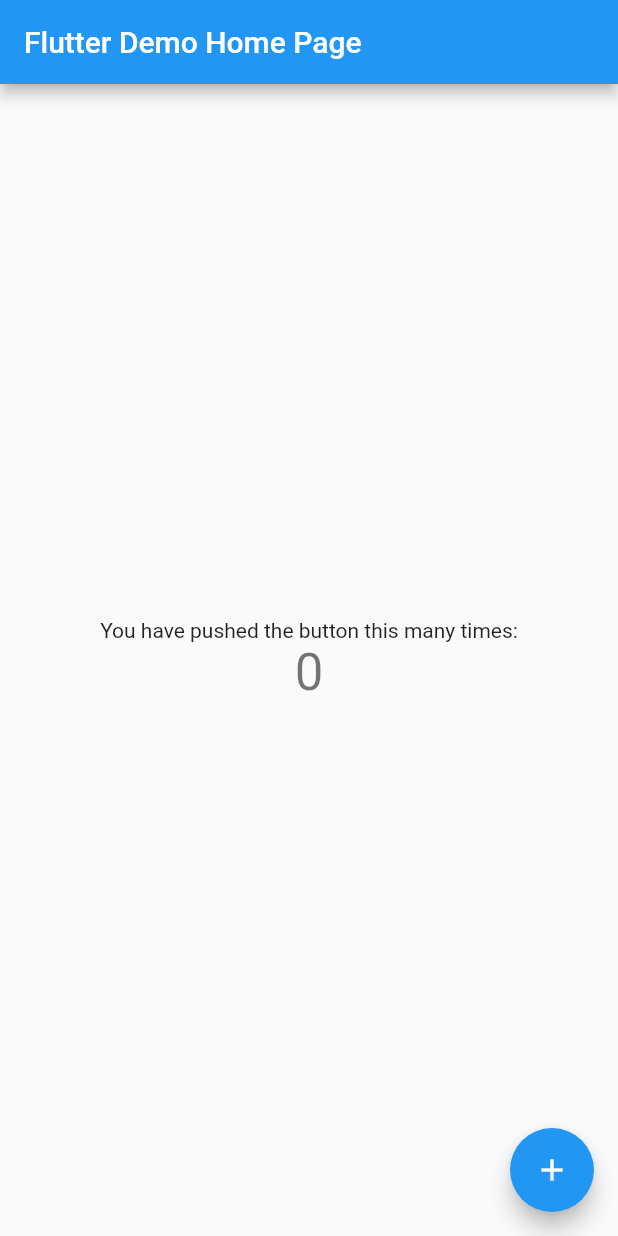
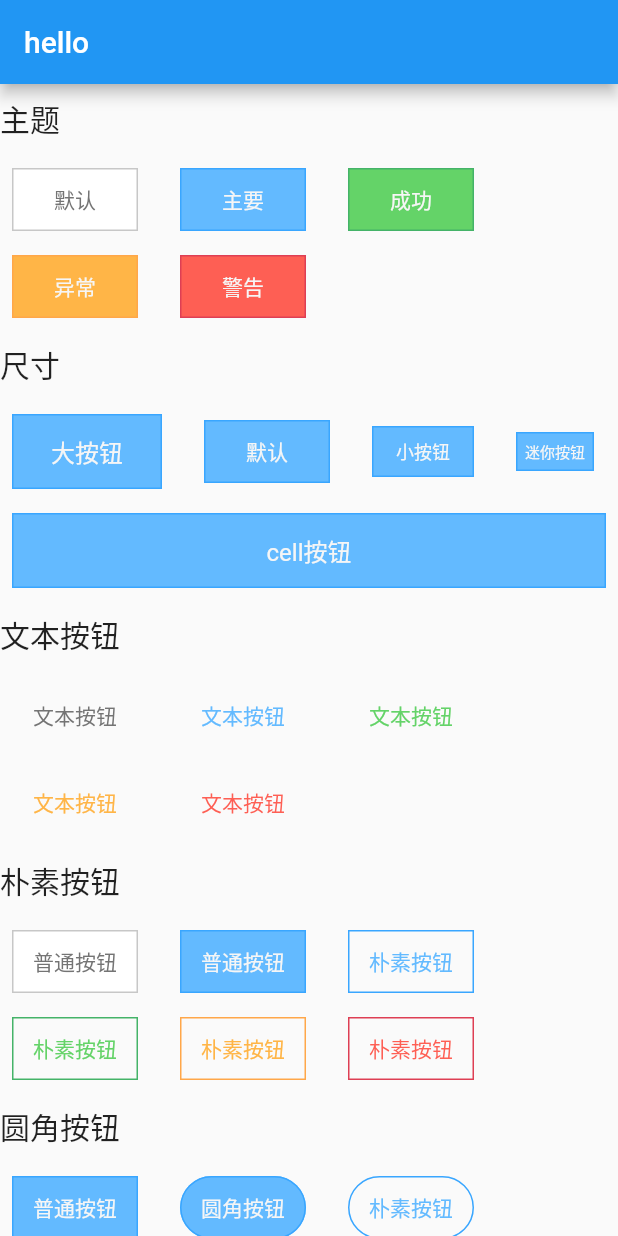
Before and after one commit to kilicmu/plume_ui, a Flutter app: the screen it shows after launch, on a phone screen of 412 x 824 dp. Run offline on Flutter 3.47's test engine with Material 2 defaults, Android fonts, the light colour scheme and no system bars; our stand-ins replace flutter_spinkit.

Commit message:
feat: 按钮

```diff
--- /dev/null
+++ b/lib/common/utils.dart
@@ -0,0 +1,11 @@
+import 'package:flutter/material.dart';
+
+noop() {}
+
+colorDeeper(Color color) {
+  return Color(color.value - 0x40404040);
+}
+
+Color lignter(Color color) {
+  return Color(color.value + 0x60000000);
+}
--- /dev/null
+++ b/lib/components/button/button.dart
@@ -0,0 +1,346 @@
+import 'package:flutter/material.dart';
+import 'package:flutter_spinkit/flutter_spinkit.dart';
+import 'package:plume_ui/common/utils.dart';
+import 'package:plume_ui/config/default_color.dart';
+import 'package:plume_ui/config/default_font.dart';
+
+enum PlButtonType {
+  normal,
+  primary,
+  success,
+  warning,
+  danger,
+}
+
+enum PlButtonSize {
+  mini,
+  small,
+  normal,
+  large,
+  cell,
+}
+
+final Map<PlButtonType, Color> plButtonType2ColorRecord = {
+  PlButtonType.normal: Colors.white,
+  PlButtonType.primary: Primary.primary_5,
+  PlButtonType.success: Success.success_5,
+  PlButtonType.warning: Warning.warn_5,
+  PlButtonType.danger: Error.error_5,
+};
+
+final Map<PlButtonType, Color> plButtonType2BorderColorRecord = {
+  PlButtonType.normal: Grey.grey_5,
+  PlButtonType.primary: Primary.primary_6,
+  PlButtonType.success: Success.success_6,
+  PlButtonType.warning: Warning.warn_6,
+  PlButtonType.danger: Error.error_6,
+};
+
+final Map<PlButtonSize, Size> plButtonSize2DartSizeRecord = {
+  PlButtonSize.mini: const Size(52.0, 26.0),
+  PlButtonSize.small: const Size(68.0, 34.0),
+  PlButtonSize.normal: const Size(84.0, 42.0),
+  PlButtonSize.large: const Size(100.0, 50.0),
+  PlButtonSize.cell: const Size(double.infinity, 50.0),
+};
+
+final Map<PlButtonSize, double> plButtonSize2FontSizeRecord = {
+  PlButtonSize.mini: FontSize.mini,
+  PlButtonSize.small: FontSize.small,
+  PlButtonSize.normal: FontSize.normal,
+  PlButtonSize.large: FontSize.large,
+  PlButtonSize.cell: FontSize.large,
+};
+
+class PlButton extends StatefulWidget {
+  PlButton({
+    Key? key,
+    this.type = PlButtonType.normal,
+    this.size = PlButtonSize.normal,
+    this.plain = false,
+    this.loading = false,
+    this.disabled = false,
+    this.onlyText = false,
+    this.round = false,
+    this.text,
+    this.child,
+    this.icon,
+    this.rightIcon,
+    this.onTap = noop,
+  }) {
+    if (icon != null || rightIcon != null) {
+      if (icon != null && rightIcon != null) {
+        assert(true);
+      }
+    }
+    if (text != null || child != null) {
+      if (text != null && child != null) {
+        assert(true);
+      }
+    }
+
+    if (plain && type == PlButtonType.normal) {
+      assert(true);
+    }
+  }
+
+  final PlButtonType type;
+  final PlButtonSize size;
+  final bool plain;
+  final bool disabled;
+  final String? text;
+  final bool onlyText;
+  final Widget? child;
+  final IconData? icon;
+  final IconData? rightIcon;
+  final bool loading;
+  final bool round;
+  bool $$roundLeftTop = false;
+  bool $$roundRightTop = false;
+  bool $$roundLeftBottom = false;
+  bool $$roundRightBottom = false;
+  final Function() onTap;
+
+  @override
+  State<PlButton> createState() => _PlButtonState();
+}
+
+class _PlButtonState extends State<PlButton>
+    with SingleTickerProviderStateMixin {
+  late AnimationController waveController;
+  late Animation<double> waveAnimation;
+  final waveEffect = 3.0;
+  bool isPressing = false;
+
+  @override
+  void initState() {
+    super.initState();
+    waveController = AnimationController(
+        duration: const Duration(milliseconds: 200), vsync: this);
+
+    waveAnimation = Tween(begin: 0.0, end: waveEffect).animate(waveController)
+      ..addListener(() {
+        setState(() {
+          if (waveAnimation.value == waveEffect) {
+            waveController.reset();
+          }
+        });
+      });
+  }
+
+  @override
+  void dispose() {
+    waveController.dispose();
+    super.dispose();
+  }
+
+  @override
+  Widget build(BuildContext context) {
+    final size = widget.size;
+    final type = widget.type;
+    final plain = widget.plain;
+    final disabled = widget.disabled || widget.loading;
+    final icon = widget.icon;
+    final rightIcon = widget.rightIcon;
+    final text = widget.text;
+    final child = widget.child;
+    final loading = widget.loading;
+    final onTap = widget.onTap;
+    final round = widget.round;
+    final onlyText = widget.onlyText;
+
+    var s = plButtonSize2DartSizeRecord[size] ??
+        plButtonSize2DartSizeRecord[PlButtonSize.normal]!;
+    if (round && text == null && child == null) {
+      s = Size.square(s.height);
+    }
+    final c = (() {
+      var color = Colors.transparent;
+      if (!onlyText) {
+        color = plButtonType2ColorRecord[type] ??
+            plButtonType2ColorRecord[PlButtonType.normal]!;
+      }
+      if (disabled) {
+        color = lignter(color);
+      }
+      return color;
+    })();
+    final fontSize = plButtonSize2FontSizeRecord[size] ??
+        plButtonSize2FontSizeRecord[PlButtonSize.normal];
+
+    final bc = (() {
+      var color = !onlyText
+          ? plButtonType2BorderColorRecord[type] ??
+              plButtonType2BorderColorRecord[PlButtonType.normal]!
+          : Colors.transparent;
+      if (disabled) {
+        color = lignter(color);
+      }
+      return color;
+    })();
+
+    final textColor = (() {
+      if (onlyText) {
+        var color = Colors.transparent;
+        if (type == PlButtonType.normal) {
+          color = Grey.grey_7;
+        } else {
+          color = plButtonType2ColorRecord[type] ?? Grey.grey_7;
+        }
+        if (disabled) {
+          color = lignter(color);
+        }
+        return color;
+      }
+
+      if (plain) {
+        var color = Colors.transparent;
+        if (type == PlButtonType.normal) {
+          color = Grey.grey_7;
+        } else {
+          color = plButtonType2ColorRecord[type] ??
+              plButtonType2ColorRecord[PlButtonType.normal]!;
+        }
+        if (disabled) {
+          color = lignter(color);
+        }
+        return color;
+      }
+      if (c.computeLuminance() < 0.6) {
+        return Grey.grey_1;
+      }
+      return Grey.grey_7;
+    })();
+
+    final border = Border.all(
+      color: bc,
+      width: 1,
+    );
+
+    BoxConstraints createConstraints() {
+      if (size == PlButtonSize.cell) {
+        return const BoxConstraints(minWidth: double.infinity);
+      }
+      if (text != null) {
+        return BoxConstraints(minWidth: s.width, maxHeight: s.height);
+      }
+      return BoxConstraints.tight(s);
+    }
+
+    BoxConstraints constraints = createConstraints();
+
+    final List<BoxShadow> boxShadow = [];
+    if (waveAnimation.value > 0 && !onlyText) {
+      boxShadow.add(BoxShadow(
+          color: bc.withOpacity(1 / (waveAnimation.value + 1)),
+          spreadRadius: waveAnimation.value,
+          blurRadius: waveAnimation.value,
+          blurStyle: BlurStyle.outer));
+    }
+
+    BorderRadius? borderRadius;
+    if (round) {
+      borderRadius = BorderRadius.circular(s.height / 2);
+    } else {
+      final radius = Radius.circular(s.height / 2);
+      bool topLeft = widget.$$roundLeftTop;
+      bool topRight = widget.$$roundRightTop;
+      bool bottomLeft = widget.$$roundLeftBottom;
+      bool bottomRight = widget.$$roundRightBottom;
+
+      borderRadius = BorderRadius.only(
+          topLeft: topLeft ? radius : Radius.zero,
+          topRight: topRight ? radius : Radius.zero,
+          bottomLeft: bottomLeft ? radius : Radius.zero,
+          bottomRight: bottomRight ? radius : Radius.zero);
+    }
+
+    final decoration = plain
+        ? BoxDecoration(boxShadow: boxShadow, borderRadius: borderRadius)
+        : BoxDecoration(
+            color: c, boxShadow: boxShadow, borderRadius: borderRadius);
+    Decoration? fDecoration =
+        BoxDecoration(border: border, borderRadius: borderRadius);
+    if (isPressing) {
+      fDecoration = BoxDecoration(
+          color: Grey.grey_1.withOpacity(0.2),
+          border: border,
+          borderRadius: borderRadius);
+    }
+
+    final truthyDisabled = disabled || loading;
+
+    final textStyle = TextStyle(
+        color: textColor, fontSize: fontSize, overflow: TextOverflow.ellipsis);
+
+    final children = <Widget>[];
+
+    if (loading || icon != null) {
+      var iconData = icon;
+      if (loading) {
+        children.add(
+            SpinKitRing(size: s.height / 2.5, color: lignter(c), lineWidth: 2));
+      } else {
+        children.add(Icon(iconData, size: fontSize, color: textColor));
+      }
+    }
+
+    if (text != null) {
+      children.add(Text(
+        text,
+        style: textStyle,
+      ));
+    }
+
+    if (text == null && child != null) {
+      children.add(child);
+    }
+
+    if (rightIcon != null) {
+      children.add(Icon(rightIcon, size: fontSize, color: textColor));
+    }
+
+    if (children.length >= 2) {
+      children.insert(
+          1, Padding(padding: EdgeInsets.only(left: s.height / 10)));
+    }
+
+    // ignore: prefer_function_declarations_over_variables
+    final tapDownFn = (TapDownDetails detail) {
+      if (truthyDisabled) return;
+      setState(() {
+        isPressing = true;
+      });
+    };
+
+    // ignore: prefer_function_declarations_over_variables
+    final tapUpFn = (TapUpDetails? detail) {
+      if (truthyDisabled) return;
+      setState(() {
+        isPressing = false;
+      });
+      // ignore: unnecessary_null_comparison
+      if (waveController != null) {
+        waveController.forward();
+      }
+      onTap();
+    };
+    return GestureDetector(
+      onTapDown: tapDownFn,
+      onTapCancel: () => {tapUpFn(null)},
+      onTapUp: tapUpFn,
+      child: Container(
+          height: s.height,
+          padding: const EdgeInsets.symmetric(horizontal: 6.0),
+          constraints: constraints,
+          decoration: decoration,
+          foregroundDecoration: fDecoration,
+          child: Flex(
+            mainAxisSize: MainAxisSize.min,
+            mainAxisAlignment: MainAxisAlignment.spaceAround,
+            direction: Axis.horizontal,
+            children: [Row(children: children)],
+          )),
+    );
+  }
+}
--- /dev/null
+++ b/lib/components/button/button_demo.dart
@@ -0,0 +1,149 @@
+import 'package:flutter/material.dart';
+import 'package:plume_ui/components/button/button_group.dart';
+import 'package:plume_ui/layout/demo_layout.dart';
+import 'package:plume_ui/layout/demo_section.dart';
+import './button.dart';
+
+class PlButtonDemo extends StatelessWidget {
+  const PlButtonDemo({Key? key}) : super(key: key);
+
+  @override
+  Widget build(BuildContext context) {
+    return DemoLayout(
+      children: [
+        DemoSection(
+          title: "主题",
+          children: [
+            PlButton(
+              text: "默认",
+            ),
+            PlButton(
+              type: PlButtonType.primary,
+              text: "主要",
+            ),
+            PlButton(
+              type: PlButtonType.success,
+              text: "成功",
+            ),
+            PlButton(
+              type: PlButtonType.warning,
+              text: "异常",
+            ),
+            PlButton(
+              type: PlButtonType.danger,
+              text: "警告",
+            )
+          ],
+        ),
+        DemoSection(title: "尺寸", children: [
+          PlButton(
+              type: PlButtonType.primary,
+              size: PlButtonSize.large,
+              text: "大按钮"),
+          PlButton(type: PlButtonType.primary, text: "默认"),
+          PlButton(
+              type: PlButtonType.primary,
+              size: PlButtonSize.small,
+              text: "小按钮"),
+          PlButton(
+              type: PlButtonType.primary,
+              size: PlButtonSize.mini,
+              text: "迷你按钮"),
+          PlButton(
+              type: PlButtonType.primary,
+              size: PlButtonSize.cell,
+              text: "cell按钮"),
+        ]),
+        DemoSection(title: "文本按钮", children: [
+          PlButton(text: "文本按钮", onlyText: true),
+          PlButton(type: PlButtonType.primary, text: "文本按钮", onlyText: true),
+          PlButton(type: PlButtonType.success, text: "文本按钮", onlyText: true),
+          PlButton(type: PlButtonType.warning, text: "文本按钮", onlyText: true),
+          PlButton(type: PlButtonType.danger, text: "文本按钮", onlyText: true),
+        ]),
+        DemoSection(title: "朴素按钮", children: [
+          PlButton(text: "普通按钮"),
+          PlButton(
+            text: "普通按钮",
+            type: PlButtonType.primary,
+          ),
+          PlButton(type: PlButtonType.primary, text: "朴素按钮", plain: true),
+          PlButton(type: PlButtonType.success, text: "朴素按钮", plain: true),
+          PlButton(type: PlButtonType.warning, text: "朴素按钮", plain: true),
+          PlButton(type: PlButtonType.danger, text: "朴素按钮", plain: true),
+        ]),
+        DemoSection(title: "圆角按钮", children: [
+          PlButton(
+            text: "普通按钮",
+            type: PlButtonType.primary,
+          ),
+          PlButton(text: "圆角按钮", type: PlButtonType.primary, round: true),
+          PlButton(
+              type: PlButtonType.primary,
+              text: "朴素按钮",
+              round: true,
+              plain: true),
+        ]),
+        DemoSection(title: "带图标", children: [
+          PlButton(text: "带图标", type: PlButtonType.primary, icon: Icons.share),
+          PlButton(
+              text: "右图标", type: PlButtonType.primary, rightIcon: Icons.share),
+          PlButton(
+              text: "右图标",
+              type: PlButtonType.primary,
+              rightIcon: Icons.share,
+              round: true),
+          PlButton(type: PlButtonType.primary, icon: Icons.share, round: true),
+        ]),
+        DemoSection(title: "不可点击", children: [
+          PlButton(
+            text: "不可点击",
+            type: PlButtonType.primary,
+            disabled: true,
+          ),
+          PlButton(
+              type: PlButtonType.primary,
+              text: "朴素按钮",
+              plain: true,
+              disabled: true),
+          PlButton(
+              type: PlButtonType.success,
+              text: "朴素按钮",
+              plain: true,
+              disabled: true),
+        ]),
+        DemoSection(title: "载入状态", children: [
+          PlButton(text: "不可点击", type: PlButtonType.primary, loading: true),
+          PlButton(
+              type: PlButtonType.primary,
+              text: "朴素按钮",
+              plain: true,
+              loading: true),
+          PlButton(
+              type: PlButtonType.success,
+              text: "圆角按钮",
+              round: true,
+              loading: true),
+        ]),
+        DemoSection(title: "按钮组", children: [
+          PlButtonGroup(children: [
+            PlButton(
+              text: "按钮1",
+              type: PlButtonType.primary,
+            ),
+            PlButton(text: "按钮2", type: PlButtonType.primary),
+            PlButton(text: "按钮3", type: PlButtonType.primary),
+          ]),
+          PlButtonGroup(axis: Axis.vertical, children: [
+            PlButton(
+              text: "按钮1",
+              type: PlButtonType.primary,
+            ),
+            PlButton(text: "按钮2", type: PlButtonType.normal),
+            PlButton(text: "按钮3", type: PlButtonType.primary),
+          ])
+        ]),
+      ],
+    );
+  }
+}
--- /dev/null
+++ b/lib/components/button/button_group.dart
@@ -0,0 +1,32 @@
+import 'package:flutter/material.dart';
+import 'package:plume_ui/components/button/button.dart';
+
+class PlButtonGroup extends StatelessWidget {
+  PlButtonGroup(
+      {Key? key, this.children = const [], this.axis = Axis.horizontal})
+      : assert(children.length >= 2),
+        super(key: key);
+
+  Axis axis;
+  List<PlButton> children;
+  @override
+  Widget build(BuildContext context) {
+    Widget Wrapper;
+    if (axis == Axis.horizontal) {
+      bool $$roundLeftTop = false;
+      bool $$roundRightTop = false;
+      bool $$roundLeftBottom = false;
+      bool $$roundRightBottom = true;
+      children[0].$$roundLeftTop = true;
+      children[0].$$roundLeftBottom = true;
+      children[children.length - 1].$$roundRightTop = true;
+      children[children.length - 1].$$roundRightBottom = true;
+      return Row(children: children);
+    }
+    children[0].$$roundLeftTop = true;
+    children[0].$$roundRightTop = true;
+    children[children.length - 1].$$roundLeftBottom = true;
+    children[children.length - 1].$$roundRightBottom = true;
+    return Column(children: children);
+  }
+}
--- /dev/null
+++ b/lib/config/default_color.dart
@@ -0,0 +1,51 @@
+import 'package:flutter/material.dart';
+
+class Primary {
+  static const primary_1 = Color(0xFFE3FEFF);
+  static const primary_2 = Color(0xFFC3EDFF);
+  static const primary_3 = Color(0xFFA3DCFF);
+  static const primary_4 = Color(0xFF83CBFF);
+  static const primary_5 = Color(0xFF63BAFF);
+  static const primary_6 = Color.fromARGB(255, 57, 166, 255);
+  static const primary_7 = Color.fromARGB(255, 21, 150, 255);
+}
+
+class Success {
+  static const success_1 = Color(0xFFE4FF68);
+  static const success_2 = Color(0xFFC4FF68);
+  static const success_3 = Color(0xFFA4F568);
+  static const success_4 = Color(0xFF84E468);
+  static const success_5 = Color(0xFF64D368);
+  static const success_6 = Color(0xFF44B368);
+  static const success_7 = Color(0xFF249368);
+}
+
+class Warning {
+  static const warn_1 = Color(0xFFFFF142);
+  static const warn_2 = Color(0xFFFFE042);
+  static const warn_3 = Color(0xFFFFCF42);
+  static const warn_4 = Color(0xFFFFBE42);
+  static const warn_5 = Color.fromARGB(255, 255, 181, 71);
+  static const warn_6 = Color.fromARGB(255, 255, 167, 73);
+  static const warn_7 = Color.fromARGB(255, 255, 111, 28);
+}
+
+class Error {
+  static const error_1 = Color(0xFFFFA354);
+  static const error_2 = Color(0xFFFF9254);
+  static const error_3 = Color(0xFFFF8154);
+  static const error_4 = Color(0xFFFF7054);
+  static const error_5 = Color(0xFFFE5F54);
+  static const error_6 = Color(0xFFDE3F54);
+  static const error_7 = Color(0xFFBE1F54);
+}
+
+class Grey {
+  static const grey_1 = Color(0xFFF6F6F6);
+  static const grey_2 = Color(0xFFEBEBEB);
+  static const grey_3 = Color(0xFFE1E1E1);
+  static const grey_4 = Color(0xFFD3D3D3);
+  static const grey_5 = Color(0xFFC7C7C7);
+  static const grey_6 = Color(0xFFA4A4A4);
+  static const grey_7 = Color(0xFF747474);
+}
--- /dev/null
+++ b/lib/config/default_font.dart
@@ -0,0 +1,6 @@
+class FontSize {
+  static const mini = 10.0;
+  static const small = 12.0;
+  static const normal = 14.0;
+  static const large = 16.0;
+}
--- /dev/null
+++ b/lib/config/default_icons.dart
@@ -0,0 +1,5 @@
+import 'package:flutter/widgets.dart';
+
+class IconDatas {
+  static const defaultLoading = AssetImage("assets/loading.svg");
+}
--- /dev/null
+++ b/lib/layout/demo_layout.dart
@@ -0,0 +1,24 @@
+import 'package:flutter/material.dart';
+
+class DemoLayout extends StatefulWidget {
+  DemoLayout({Key? key, this.children = const []}) : super(key: key);
+  List<Widget> children;
+
+  @override
+  State<DemoLayout> createState() => _DemoLayoutState();
+}
+
+class _DemoLayoutState extends State<DemoLayout> {
+  @override
+  Widget build(BuildContext context) {
+    return (Scrollbar(
+        child: SingleChildScrollView(
+            scrollDirection: Axis.vertical,
+            child: Column(
+              children: widget.children
+                  .map((e) => Padding(
+                      padding: const EdgeInsets.only(top: 8.0), child: e))
+                  .toList(),
+            ))));
+  }
+}
--- /dev/null
+++ b/lib/layout/demo_section.dart
@@ -0,0 +1,37 @@
+import 'package:flutter/material.dart';
+import 'package:plume_ui/config/default_font.dart';
+
+class DemoSection extends StatefulWidget {
+  const DemoSection({Key? key, this.children = const [], this.title = ""})
+      : super(key: key);
+  final String title;
+  final List<Widget> children;
+
+  @override
+  State<DemoSection> createState() => _DemoSectionState();
+}
+
+class _DemoSectionState extends State<DemoSection> {
+  @override
+  Widget build(BuildContext context) {
+    return Column(crossAxisAlignment: CrossAxisAlignment.start, children: [
+      Text(
+        widget.title,
+        style: const TextStyle(fontSize: 20),
+      ),
+      Padding(
+          padding: const EdgeInsets.only(top: 10.0),
+          child: Container(
+            width: double.infinity,
+            child: Wrap(
+              crossAxisAlignment: WrapCrossAlignment.center,
+              spacing: 12.0,
+              children: widget.children
+                  .map((e) =>
+                      Padding(padding: const EdgeInsets.all(8.0), child: e))
+                  .toList(),
+            ),
+          ))
+    ]);
+  }
+}
--- a/lib/main.dart
+++ b/lib/main.dart
@@ -1,4 +1,5 @@
 import 'package:flutter/material.dart';
+import 'package:plume_ui/components/button/button_demo.dart';
 
 void main() {
   runApp(const MyApp());
@@ -48,68 +49,12 @@
 }
 
 class _MyHomePageState extends State<MyHomePage> {
-  int _counter = 0;
-
-  void _incrementCounter() {
-    setState(() {
-      // This call to setState tells the Flutter framework that something has
-      // changed in this State, which causes it to rerun the build method below
-      // so that the display can reflect the updated values. If we changed
-      // _counter without calling setState(), then the build method would not be
-      // called again, and so nothing would appear to happen.
-      _counter++;
-    });
-  }
-
   @override
   Widget build(BuildContext context) {
-    // This method is rerun every time setState is called, for instance as done
-    // by the _incrementCounter method above.
-    //
-    // The Flutter framework has been optimized to make rerunning build methods
-    // fast, so that you can just rebuild anything that needs updating rather
-    // than having to individually change instances of widgets.
-    return Scaffold(
-      appBar: AppBar(
-        // Here we take the value from the MyHomePage object that was created by
-        // the App.build method, and use it to set our appbar title.
-        title: Text(widget.title),
-      ),
-      body: Center(
-        // Center is a layout widget. It takes a single child and positions it
-        // in the middle of the parent.
-        child: Column(
-          // Column is also a layout widget. It takes a list of children and
-          // arranges them vertically. By default, it sizes itself to fit its
-          // children horizontally, and tries to be as tall as its parent.
-          //
-          // Invoke "debug painting" (press "p" in the console, choose the
-          // "Toggle Debug Paint" action from the Flutter Inspector in Android
-          // Studio, or the "Toggle Debug Paint" command in Visual Studio Code)
-          // to see the wireframe for each widget.
-          //
-          // Column has various properties to control how it sizes itself and
-          // how it positions its children. Here we use mainAxisAlignment to
-          // center the children vertically; the main axis here is the vertical
-          // axis because Columns are vertical (the cross axis would be
-          // horizontal).
-          mainAxisAlignment: MainAxisAlignment.center,
-          children: <Widget>[
-            const Text(
-              'You have pushed the button this many times:',
-            ),
-            Text(
-              '$_counter',
-              style: Theme.of(context).textTheme.headline4,
-            ),
-          ],
-        ),
-      ),
-      floatingActionButton: FloatingActionButton(
-        onPressed: _incrementCounter,
-        tooltip: 'Increment',
-        child: const Icon(Icons.add),
-      ), // This trailing comma makes auto-formatting nicer for build methods.
-    );
+    return MaterialApp(
+        title: "title",
+        home: Scaffold(
+            appBar: AppBar(title: const Text("hello")),
+            body: const PlButtonDemo()));
   }
 }
--- a/pubspec.yaml
+++ b/pubspec.yaml
@@ -34,6 +34,7 @@
   # The following adds the Cupertino Icons font to your application.
   # Use with the CupertinoIcons class for iOS style icons.
   cupertino_icons: ^1.0.2
+  flutter_spinkit: "^4.1.2"
 
 dev_dependencies:
   flutter_test:
@@ -58,7 +59,8 @@
   uses-material-design: true
 
   # To add assets to your application, add an assets section, like this:
-  # assets:
+  assets:
+    - assets/loading.svg
   #   - images/a_dot_burr.jpeg
   #   - images/a_dot_ham.jpeg
 
```
Also changed, not shown: assets/Rolling-1s-200px(1).gif (added), assets/loading.svg (added), assets/loading_light.gif (added), lib/components/button/config.dart (added), pubspec.lock.
